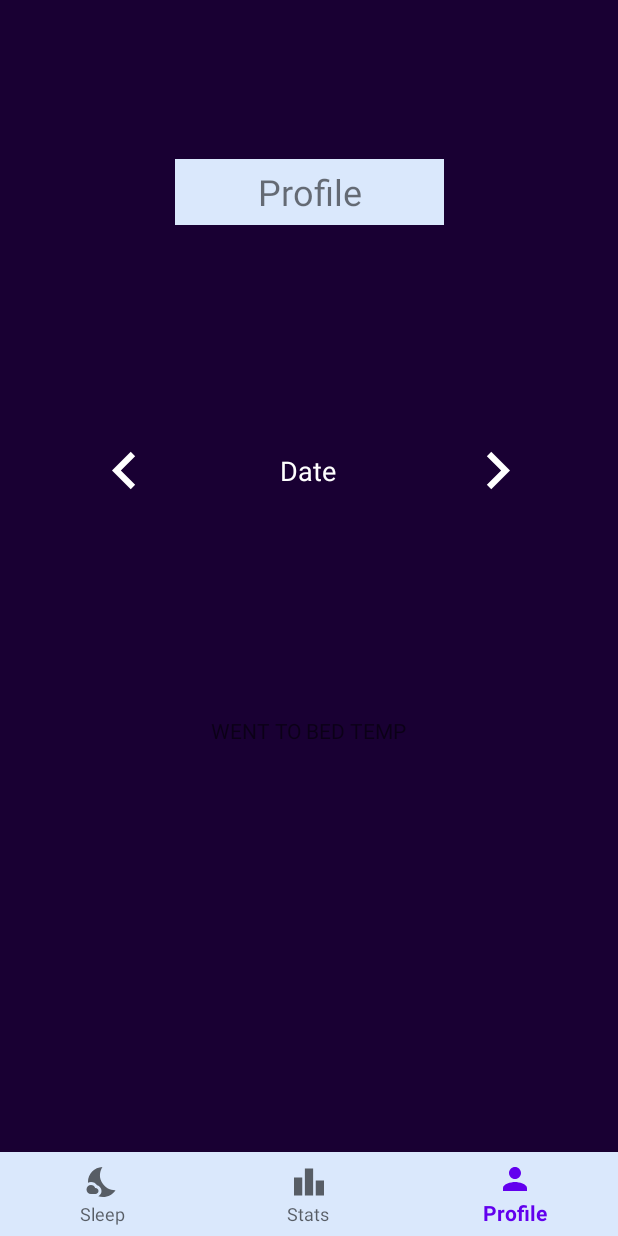
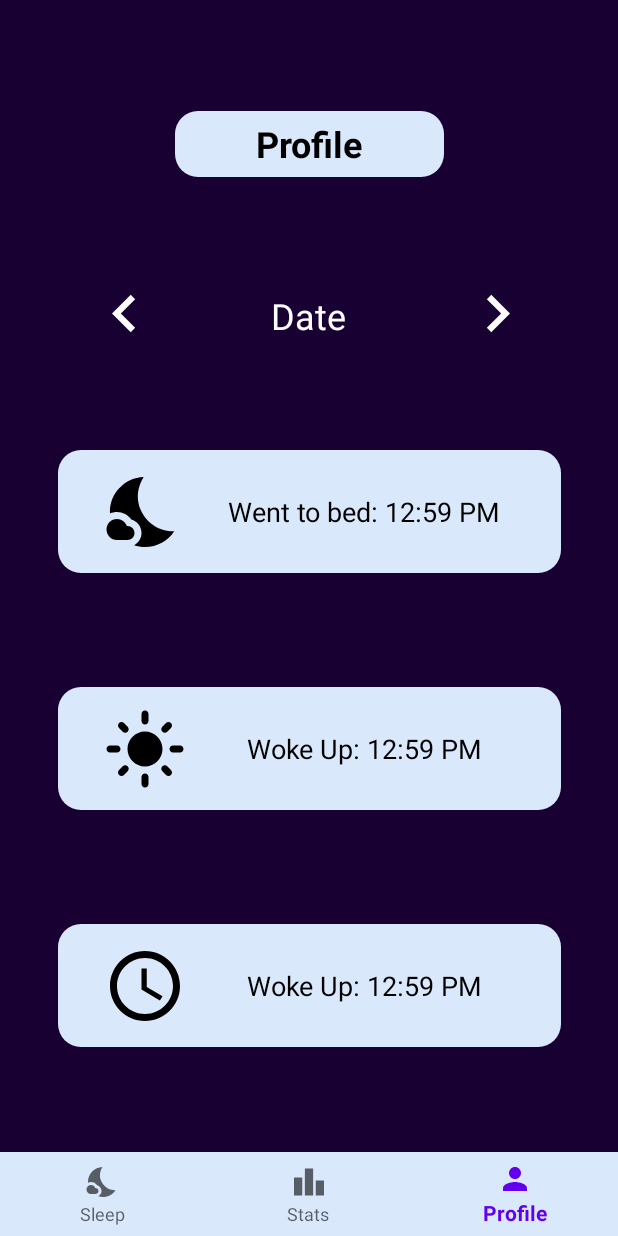
Before and after one commit to Igbooo/SleepTracker, an Android app: the ProfileFragment screen opened through its navigation route, on a phone screen of 412 x 824 dp. Run offline under Robolectric (Android 15) with nearby library versions, the phone set to English and light mode, and no system bars; our stand-ins replace navigation-ui.

Commit message:
Implement visuals for profile (list) page
Added a rounded corner drawable, implemented the visual elements of the profile (list) screen

```diff
--- /dev/null
+++ b/app/src/main/res/drawable/ic_clock_24px.xml
@@ -0,0 +1,12 @@
+<vector xmlns:android="http://schemas.android.com/apk/res/android"
+    android:width="24dp"
+    android:height="24dp"
+    android:viewportWidth="24"
+    android:viewportHeight="24">
+  <path
+      android:fillColor="#FF000000"
+      android:pathData="M11.99,2C6.47,2 2,6.48 2,12s4.47,10 9.99,10C17.52,22 22,17.52 22,12S17.52,2 11.99,2zM12,20c-4.42,0 -8,-3.58 -8,-8s3.58,-8 8,-8 8,3.58 8,8 -3.58,8 -8,8z"/>
+  <path
+      android:fillColor="#FF000000"
+      android:pathData="M12.5,7H11v6l5.25,3.15 0.75,-1.23 -4.5,-2.67z"/>
+</vector>
--- /dev/null
+++ b/app/src/main/res/drawable/ic_sun_black_18dp.xml
@@ -0,0 +1,9 @@
+<vector xmlns:android="http://schemas.android.com/apk/res/android"
+    android:width="18dp"
+    android:height="18dp"
+    android:viewportWidth="24"
+    android:viewportHeight="24">
+  <path
+      android:pathData="M12,7c-2.76,0 -5,2.24 -5,5s2.24,5 5,5s5,-2.24 5,-5S14.76,7 12,7L12,7zM2,13l2,0c0.55,0 1,-0.45 1,-1s-0.45,-1 -1,-1l-2,0c-0.55,0 -1,0.45 -1,1S1.45,13 2,13zM20,13l2,0c0.55,0 1,-0.45 1,-1s-0.45,-1 -1,-1l-2,0c-0.55,0 -1,0.45 -1,1S19.45,13 20,13zM11,2v2c0,0.55 0.45,1 1,1s1,-0.45 1,-1V2c0,-0.55 -0.45,-1 -1,-1S11,1.45 11,2zM11,20v2c0,0.55 0.45,1 1,1s1,-0.45 1,-1v-2c0,-0.55 -0.45,-1 -1,-1C11.45,19 11,19.45 11,20zM5.99,4.58c-0.39,-0.39 -1.03,-0.39 -1.41,0c-0.39,0.39 -0.39,1.03 0,1.41l1.06,1.06c0.39,0.39 1.03,0.39 1.41,0s0.39,-1.03 0,-1.41L5.99,4.58zM18.36,16.95c-0.39,-0.39 -1.03,-0.39 -1.41,0c-0.39,0.39 -0.39,1.03 0,1.41l1.06,1.06c0.39,0.39 1.03,0.39 1.41,0c0.39,-0.39 0.39,-1.03 0,-1.41L18.36,16.95zM19.42,5.99c0.39,-0.39 0.39,-1.03 0,-1.41c-0.39,-0.39 -1.03,-0.39 -1.41,0l-1.06,1.06c-0.39,0.39 -0.39,1.03 0,1.41s1.03,0.39 1.41,0L19.42,5.99zM7.05,18.36c0.39,-0.39 0.39,-1.03 0,-1.41c-0.39,-0.39 -1.03,-0.39 -1.41,0l-1.06,1.06c-0.39,0.39 -0.39,1.03 0,1.41s1.03,0.39 1.41,0L7.05,18.36z"
+      android:fillColor="#000000"/>
+</vector>
--- /dev/null
+++ b/app/src/main/res/drawable/rounded_corner.xml
@@ -0,0 +1,11 @@
+<shape xmlns:android="http://schemas.android.com/apk/res/android">
+    <solid android:color="#ffffff" />
+
+    <padding
+        android:left="3dp"
+        android:right="3dp"
+        android:bottom="3dp"
+        android:top="3dp" />
+
+    <corners android:radius="15dp" />
+</shape>
--- a/app/src/main/res/layout/fragment_profile.xml
+++ b/app/src/main/res/layout/fragment_profile.xml
@@ -11,11 +11,14 @@
         android:id="@+id/ProfileTitle"
         android:layout_width="179dp"
         android:layout_height="44dp"
-        android:layout_marginTop="50dp"
-        android:background="@color/sleepBlue"
+        android:background="@drawable/rounded_corner"
+        android:backgroundTint="@color/sleepBlue"
         android:gravity="center"
         android:text="@string/profile_title"
+        android:textColor="@android:color/black"
         android:textSize="24sp"
+        android:textStyle="bold"
+        app:layout_constraintBottom_toTopOf="@+id/guideline3"
         app:layout_constraintEnd_toEndOf="parent"
         app:layout_constraintStart_toStartOf="parent"
         app:layout_constraintTop_toTopOf="parent" />
@@ -27,8 +30,8 @@
         android:gravity="center"
         android:text="Date"
         android:textColor="@android:color/white"
-        android:textSize="18sp"
-        app:layout_constraintBottom_toTopOf="@+id/textView3"
+        android:textSize="24sp"
+        app:layout_constraintBottom_toTopOf="@+id/wentToBedText"
         app:layout_constraintEnd_toEndOf="parent"
         app:layout_constraintHorizontal_bias="0.498"
         app:layout_constraintStart_toStartOf="parent"
@@ -41,7 +44,7 @@
         android:layout_height="50dp"
         android:foreground="@drawable/ic_navigate_before_black_18dp"
         android:foregroundTint="#FFFFFF"
-        app:layout_constraintBottom_toTopOf="@+id/textView3"
+        app:layout_constraintBottom_toTopOf="@+id/wentToBedText"
         app:layout_constraintEnd_toStartOf="@+id/ProfileDate"
         app:layout_constraintHorizontal_bias="0.504"
         app:layout_constraintStart_toStartOf="parent"
@@ -54,20 +57,101 @@
         android:layout_height="50dp"
         android:foreground="@drawable/ic_navigate_next_24px"
         android:foregroundTint="#FFFFFF"
-        app:layout_constraintBottom_toTopOf="@+id/textView3"
+        app:layout_constraintBottom_toTopOf="@+id/wentToBedText"
         app:layout_constraintEnd_toEndOf="parent"
         app:layout_constraintHorizontal_bias="0.526"
         app:layout_constraintStart_toEndOf="@+id/ProfileDate"
         app:layout_constraintTop_toBottomOf="@+id/ProfileTitle" />
 
     <TextView
-        android:id="@+id/textView3"
-        android:layout_width="wrap_content"
-        android:layout_height="wrap_content"
-        android:text="WENT TO BED TEMP"
+        android:id="@+id/timeSleptText"
+        android:layout_width="335dp"
+        android:layout_height="82dp"
+        android:layout_marginBottom="50dp"
+        android:background="@drawable/rounded_corner"
+        android:backgroundTint="@color/sleepBlue"
+        android:gravity="center"
+        android:paddingLeft="75dp"
+        android:text="Woke Up: 12:59 PM"
+        android:textColor="@android:color/black"
+        android:textSize="18sp"
         app:layout_constraintBottom_toBottomOf="parent"
         app:layout_constraintEnd_toEndOf="parent"
         app:layout_constraintStart_toStartOf="parent"
-        app:layout_constraintTop_toBottomOf="@+id/ProfileTitle" />
+        app:layout_constraintTop_toBottomOf="@+id/wokeUpText" />
+
+    <TextView
+        android:id="@+id/wokeUpText"
+        android:layout_width="335dp"
+        android:layout_height="82dp"
+        android:background="@drawable/rounded_corner"
+        android:backgroundTint="@color/sleepBlue"
+        android:gravity="center"
+        android:paddingLeft="75dp"
+        android:text="Woke Up: 12:59 PM"
+        android:textColor="@android:color/black"
+        android:textSize="18sp"
+        app:layout_constraintBottom_toTopOf="@+id/timeSleptText"
+        app:layout_constraintEnd_toEndOf="parent"
+        app:layout_constraintHorizontal_bias="0.5"
+        app:layout_constraintStart_toStartOf="parent"
+        app:layout_constraintTop_toBottomOf="@+id/wentToBedText"
+        app:layout_constraintVertical_bias="0.502" />
+
+    <TextView
+        android:id="@+id/wentToBedText"
+        android:layout_width="335dp"
+        android:layout_height="82dp"
+        android:background="@drawable/rounded_corner"
+        android:backgroundTint="@color/sleepBlue"
+        android:gravity="center"
+        android:paddingLeft="75dp"
+        android:text="Went to bed: 12:59 PM"
+        android:textColor="@android:color/black"
+        android:textSize="18sp"
+        app:layout_constraintBottom_toTopOf="@+id/wokeUpText"
+        app:layout_constraintEnd_toEndOf="parent"
+        app:layout_constraintStart_toStartOf="parent"
+        app:layout_constraintTop_toBottomOf="@+id/ProfileDate" />
+
+    <ImageView
+        android:id="@+id/wentToBedImage"
+        android:layout_width="56dp"
+        android:layout_height="56dp"
+        android:layout_marginStart="30dp"
+        android:contentDescription="@string/profile_sleep_image_description"
+        android:src="@drawable/ic_nights_stay_24px"
+        app:layout_constraintBottom_toBottomOf="@+id/wentToBedText"
+        app:layout_constraintStart_toStartOf="@+id/wentToBedText"
+        app:layout_constraintTop_toTopOf="@+id/wentToBedText" />
+
+    <ImageView
+        android:id="@+id/wokeUpImage"
+        android:layout_width="56dp"
+        android:layout_height="56dp"
+        android:layout_marginStart="30dp"
+        android:contentDescription="@string/profile_wake_image_description"
+        android:src="@drawable/ic_sun_black_18dp"
+        app:layout_constraintBottom_toBottomOf="@+id/wokeUpText"
+        app:layout_constraintStart_toStartOf="@+id/wokeUpText"
+        app:layout_constraintTop_toTopOf="@+id/wokeUpText" />
+
+    <ImageView
+        android:id="@+id/timeSleptImage"
+        android:layout_width="56dp"
+        android:layout_height="56dp"
+        android:layout_marginStart="30dp"
+        android:contentDescription="@string/profile_time_image_description"
+        android:src="@drawable/ic_clock_24px"
+        app:layout_constraintBottom_toBottomOf="@+id/timeSleptText"
+        app:layout_constraintStart_toStartOf="@+id/timeSleptText"
+        app:layout_constraintTop_toTopOf="@+id/timeSleptText" />
+
+    <androidx.constraintlayout.widget.Guideline
+        android:id="@+id/guideline3"
+        android:layout_width="wrap_content"
+        android:layout_height="wrap_content"
+        android:orientation="horizontal"
+        app:layout_constraintGuide_begin="80dp" />
 
 </androidx.constraintlayout.widget.ConstraintLayout>
--- a/app/src/main/res/values/strings.xml
+++ b/app/src/main/res/values/strings.xml
@@ -7,4 +7,7 @@
     <string name="start_image_description">A Moon and Stars.</string>
     <string name="start_button_text">Start</string>
     <string name="profile_title">Profile</string>
+    <string name="profile_sleep_image_description">A moon and cloud.</string>
+    <string name="profile_wake_image_description">A sun.</string>
+    <string name="profile_time_image_description">A clock.</string>
 </resources>
```
